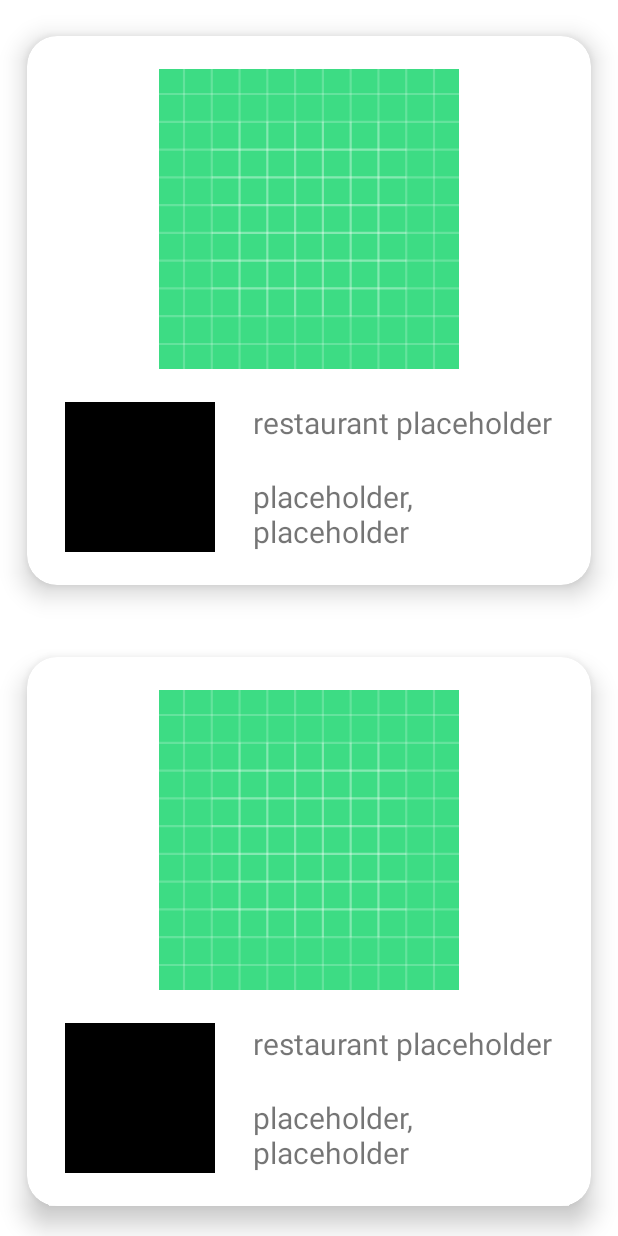
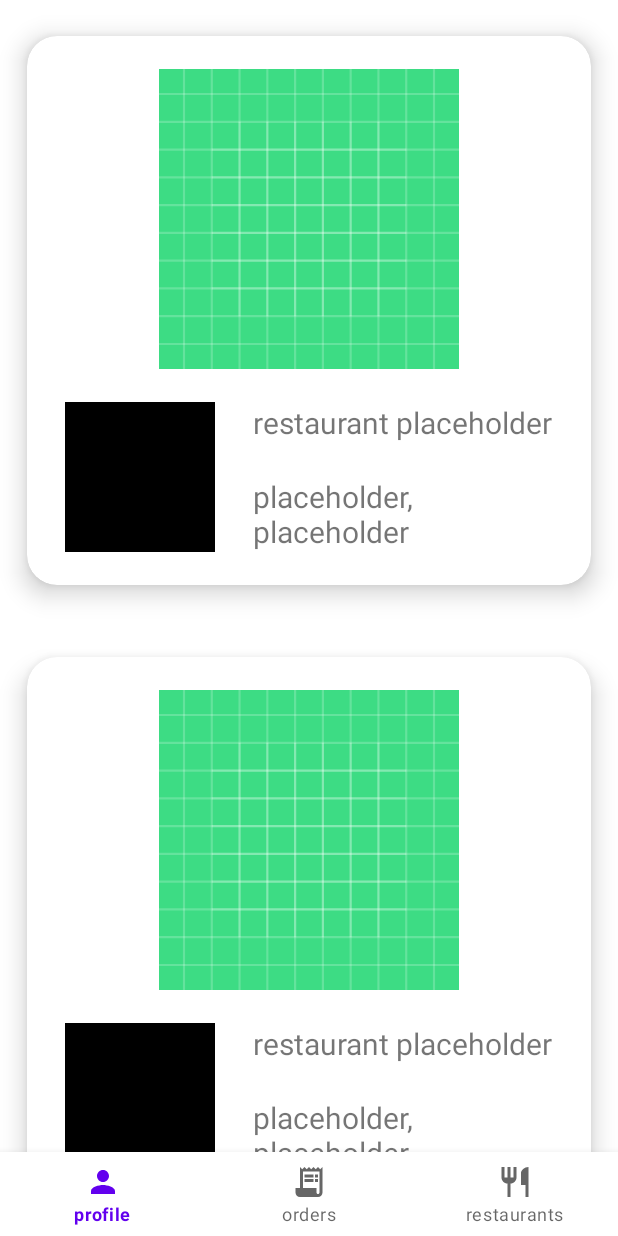
Before and after one commit to MostafaXLotfy/Wagba, an Android app: the layout activity_main.xml on its own in the app's theme, with its tools: preview values and no code run, on a phone screen of 412 x 824 dp. Run offline under Robolectric (Android 15) with nearby library versions, the phone set to English and light mode, and no system bars.

Commit message:
finished navigation menu

```diff
--- /dev/null
+++ b/app/src/main/res/drawable/ic_baseline_person_24.xml
@@ -0,0 +1,5 @@
+<vector android:height="24dp" android:tint="#000000"
+    android:viewportHeight="24" android:viewportWidth="24"
+    android:width="24dp" xmlns:android="http://schemas.android.com/apk/res/android">
+    <path android:fillColor="@android:color/white" android:pathData="M12,12c2.21,0 4,-1.79 4,-4s-1.79,-4 -4,-4 -4,1.79 -4,4 1.79,4 4,4zM12,14c-2.67,0 -8,1.34 -8,4v2h16v-2c0,-2.66 -5.33,-4 -8,-4z"/>
+</vector>
--- /dev/null
+++ b/app/src/main/res/drawable/ic_baseline_receipt_long_24.xml
@@ -0,0 +1,9 @@
+<vector android:autoMirrored="true" android:height="24dp"
+    android:tint="#000000" android:viewportHeight="24"
+    android:viewportWidth="24" android:width="24dp" xmlns:android="http://schemas.android.com/apk/res/android">
+    <path android:fillColor="@android:color/white" android:pathData="M19.5,3.5L18,2l-1.5,1.5L15,2l-1.5,1.5L12,2l-1.5,1.5L9,2L7.5,3.5L6,2v14H3v3c0,1.66 1.34,3 3,3h12c1.66,0 3,-1.34 3,-3V2L19.5,3.5zM19,19c0,0.55 -0.45,1 -1,1s-1,-0.45 -1,-1v-3H8V5h11V19z"/>
+    <path android:fillColor="@android:color/white" android:pathData="M9,7h6v2h-6z"/>
+    <path android:fillColor="@android:color/white" android:pathData="M16,7h2v2h-2z"/>
+    <path android:fillColor="@android:color/white" android:pathData="M9,10h6v2h-6z"/>
+    <path android:fillColor="@android:color/white" android:pathData="M16,10h2v2h-2z"/>
+</vector>
--- /dev/null
+++ b/app/src/main/res/drawable/ic_outline_restaurant_24.xml
@@ -0,0 +1,5 @@
+<vector android:height="24dp" android:tint="#000000"
+    android:viewportHeight="24" android:viewportWidth="24"
+    android:width="24dp" xmlns:android="http://schemas.android.com/apk/res/android">
+    <path android:fillColor="@android:color/white" android:pathData="M16,6v8h3v8h2L21,2c-2.76,0 -5,2.24 -5,4zM11,9L9,9L9,2L7,2v7L5,9L5,2L3,2v7c0,2.21 1.79,4 4,4v9h2v-9c2.21,0 4,-1.79 4,-4L13,2h-2v7z"/>
+</vector>
--- a/app/src/main/res/layout/activity_main.xml
+++ b/app/src/main/res/layout/activity_main.xml
@@ -8,14 +8,26 @@
 
 
     <androidx.recyclerview.widget.RecyclerView
+        android:id="@+id/rv_restaurants"
         android:layout_width="match_parent"
-        android:layout_height="match_parent"
+        android:layout_height="0dp"
         android:text="Hello World!"
-        app:layout_constraintBottom_toBottomOf="parent"
+        app:layout_constraintBottom_toTopOf="@id/bnv_navigation"
         app:layout_constraintEnd_toEndOf="parent"
+        app:layout_constraintHorizontal_bias="0.0"
         app:layout_constraintStart_toStartOf="parent"
         app:layout_constraintTop_toTopOf="parent"
-        tools:listitem="@layout/restaurants_item"
+        tools:listitem="@layout/restaurants_item" />
+
+    <com.google.android.material.bottomnavigation.BottomNavigationView
+        android:id="@+id/bnv_navigation"
+        android:layout_width="match_parent"
+        android:layout_height="wrap_content"
+        app:layout_constraintTop_toBottomOf="@id/rv_restaurants"
+        app:layout_constraintBottom_toBottomOf="parent"
+        app:layout_constraintStart_toStartOf="parent"
+        app:layout_constraintEnd_toEndOf="parent"
+        app:menu="@menu/bottom_nav_menu"
         />
 
 </androidx.constraintlayout.widget.ConstraintLayout>
--- /dev/null
+++ b/app/src/main/res/menu/bottom_nav_menu.xml
@@ -0,0 +1,21 @@
+<?xml version="1.0" encoding="utf-8"?>
+<menu xmlns:android="http://schemas.android.com/apk/res/android">
+    <item
+        android:id="@+id/profile"
+        android:title="@string/profile"
+        android:icon="@drawable/ic_baseline_person_24"
+        />
+
+    <item
+        android:id="@+id/orders"
+        android:title="@string/orders"
+        android:icon="@drawable/ic_baseline_receipt_long_24"
+        />
+
+    <item
+        android:id="@+id/restaurants"
+        android:title="@string/restaurants"
+        android:icon="@drawable/ic_outline_restaurant_24"
+        />
+
+</menu>
--- a/app/src/main/res/values/strings.xml
+++ b/app/src/main/res/values/strings.xml
@@ -11,4 +11,8 @@
     <string name="clear">clear</string>
     <string name="name_placeholder">restaurant placeholder</string>
     <string name="description_placeholder">placeholder, placeholder</string>
+    <string name="profile">profile</string>
+    <string name="orders">orders</string>
+    <string name="home">Home</string>
+    <string name="restaurants">restaurants</string>
 </resources>
```
